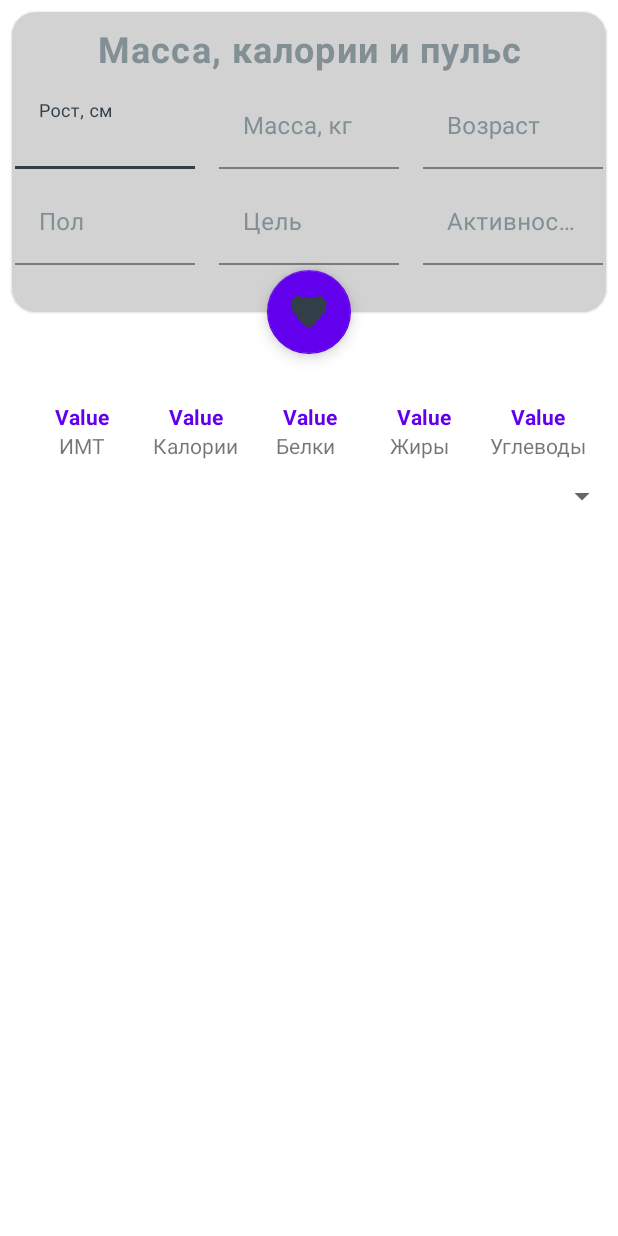
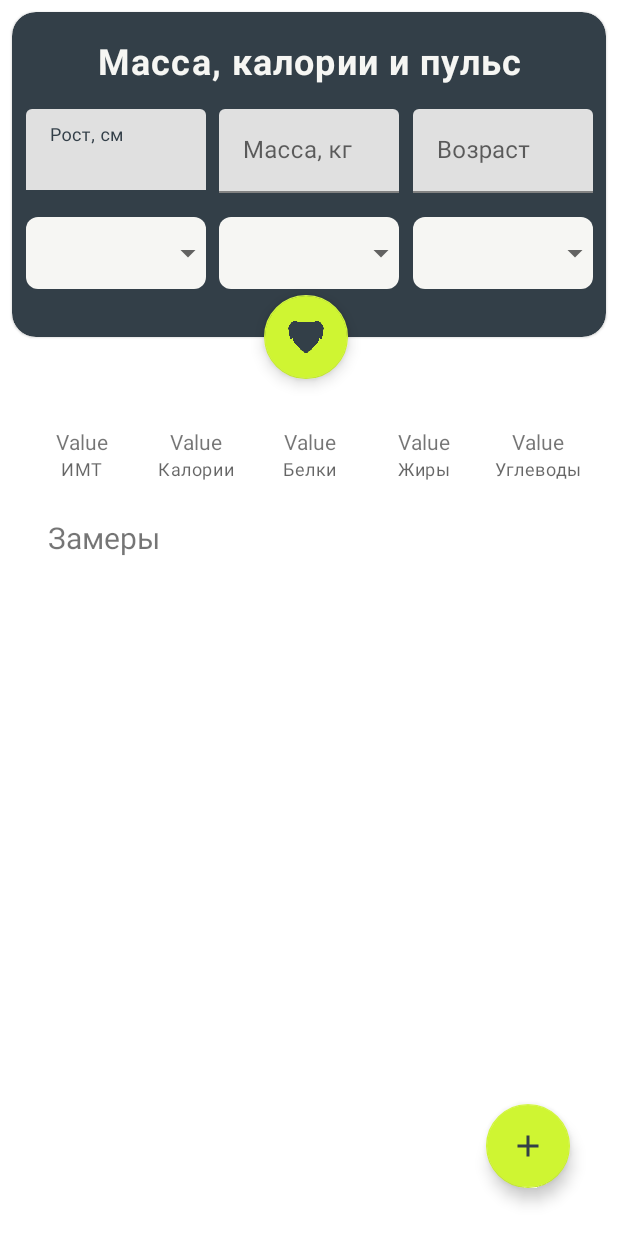
Before and after one commit to extode/FitnessAndFinance, an Android app: the layout fragment_fitness_calc.xml on its own in the app's theme, with its tools: preview values and no code run, on a phone screen of 412 x 824 dp. Run offline under Robolectric (Android 15) with nearby library versions, the light colour scheme and no system bars.

Commit message:
Added calculator

```diff
--- /dev/null
+++ b/app/src/main/java/com/compilinghappen/fitnessandfinance/fitness/FitnessCalcFragment.kt
@@ -0,0 +1,94 @@
+package com.compilinghappen.fitnessandfinance.fitness
+
+import android.os.Bundle
+import android.view.LayoutInflater
+import android.view.View
+import android.view.ViewGroup
+import android.widget.ArrayAdapter
+import androidx.fragment.app.Fragment
+import com.compilinghappen.fitnessandfinance.R
+import com.compilinghappen.fitnessandfinance.databinding.FragmentFitnessCalcBinding
+
+class FitnessCalcFragment : Fragment() {
+
+    override fun onCreateView(
+        inflater: LayoutInflater, container: ViewGroup?,
+        savedInstanceState: Bundle?
+    ): View? {
+
+        val binding = FragmentFitnessCalcBinding.inflate(inflater, container, false)
+
+        val sexItems = listOf<String>("Мужской", "Женский")
+        val sexAdapter = ArrayAdapter(requireContext(), R.layout.support_simple_spinner_dropdown_item, sexItems)
+        binding.sexField.adapter = sexAdapter
+
+        val activeItems = listOf<String>("Сидячий образ жизни", "Лёгкая (1-3 раза в неделю)", "Средняя (3-5 раз в неделю)", "Высокая (6-7 раз в неделю)", "Экстремальная (больше 1 раза в день)")
+        val activeAdapter = ArrayAdapter(requireContext(), R.layout.support_simple_spinner_dropdown_item, activeItems)
+        binding.activeField.adapter = activeAdapter
+
+        val targetItems = listOf<String>("Сбросить вес", "Поддерживать форму", "Набрать вес")
+        val targetAdapter = ArrayAdapter(requireContext(), R.layout.support_simple_spinner_dropdown_item, targetItems)
+        binding.targetField.adapter = targetAdapter
+
+
+        binding.floatingButton.setOnClickListener(){
+            val mass:Double = binding.massValue.text.toString().toDouble()
+            val height:Double = binding.heightValue.text.toString().toDouble()
+            val age:Int = binding.ageValue.text.toString().toInt()
+            val sex:String = binding.sexField.selectedItem.toString()
+            val target:String = binding.targetField.selectedItem.toString()
+            val active:String = binding.activeField.selectedItem.toString()
+            var imb = 0.0
+            var ccal = 0
+            var protein = 0
+            var fats = 0
+            var carbs = 0
+            var activeChange = 0.0
+            var massChange = 0.0
+            val activeId:Int = binding.activeField.selectedItemId.toInt()
+            val sexId:Int = binding.sexField.selectedItemId.toInt()
+            val targetInt = binding.targetField.selectedItemId.toInt()
+
+            when (activeId){
+                0 -> activeChange = 1.2
+                1 -> activeChange = 1.375
+                2 -> activeChange = 1.55
+                3 -> activeChange = 1.725
+                4 -> activeChange = 1.9
+            }
+
+            when (targetInt) {
+                0 -> massChange = mass / (0.45 * 4)
+                1 -> massChange = mass
+                2 -> {
+                    massChange = mass
+                    ccal = 467
+                }
+            }
+
+            when (sexId) {
+                0 -> {
+                    imb = mass/(height * height) * 10000
+                    ccal += ((88.36 + (13.4 * massChange) + (4.8 * height) - (5.7 * age)) * activeChange).toInt()
+                    protein = ((ccal * 0.3) / 4).toInt()
+                    fats = ((ccal * 0.3) / 9).toInt()
+                    carbs = ((ccal * 0.4) / 4).toInt()
+                }
+                1 -> {
+                    imb = mass/(height * height) * 10000
+                    ccal += ((447.6 + (9.2 * massChange) + (3.1 * height) - (4.3 * age)) * activeChange).toInt()
+                    protein = ((ccal * 0.3) / 4).toInt()
+                    fats = ((ccal * 0.3) / 9).toInt()
+                    carbs = ((ccal * 0.4) / 4).toInt()
+                }
+            }
+            binding.indexMassBodyValue.text = ("%.2f".format(imb))
+            binding.ccalValue.text = ccal.toString()
+            binding.proteinValue.text = protein.toString()
+            binding.fatsValue.text = fats.toString()
+            binding.carbsValue.text = carbs.toString()
+        }
+
+        return binding.root
+    }
+}
--- a/app/src/main/java/com/compilinghappen/fitnessandfinance/fitness/FitnessFragment.kt
+++ b/app/src/main/java/com/compilinghappen/fitnessandfinance/fitness/FitnessFragment.kt
@@ -5,7 +5,9 @@ import android.view.LayoutInflater
 import android.view.View
 import android.view.ViewGroup
 import androidx.fragment.app.Fragment
+import androidx.navigation.fragment.findNavController
 import com.compilinghappen.fitnessandfinance.R
+import com.compilinghappen.fitnessandfinance.databinding.FragmentFitnessBinding
 
 class FitnessFragment : Fragment() {
 
@@ -14,7 +16,15 @@ class FitnessFragment : Fragment() {
         container: ViewGroup?,
         savedInstanceState: Bundle?
     ): View? {
-        return inflater.inflate(R.layout.fragment_fitness, container, false)
+        val binding = FragmentFitnessBinding.inflate(inflater, container, false);
+
+        binding.calcCardView.setOnClickListener {
+            findNavController().navigate(
+                FitnessFragmentDirections.actionFitnessFragmentToFitnessCalcFragment()
+            )
+        }
+
+        return binding.root
     }
 
 }
--- /dev/null
+++ b/app/src/main/res/drawable/ic_arrow_down.xml
@@ -0,0 +1,10 @@
+<vector xmlns:android="http://schemas.android.com/apk/res/android"
+    android:width="24dp"
+    android:height="24dp"
+    android:viewportWidth="24"
+    android:viewportHeight="24"
+    android:tint="?attr/colorControlNormal">
+  <path
+      android:fillColor="@android:color/white"
+      android:pathData="M7,10l5,5 5,-5z"/>
+</vector>
--- /dev/null
+++ b/app/src/main/res/drawable/speen_bg.xml
@@ -0,0 +1,16 @@
+<?xml version="1.0" encoding="utf-8"?>
+<selector xmlns:android="http://schemas.android.com/apk/res/android">
+    <item>
+        <layer-list>
+            <item>
+                <shape>
+                    <solid android:color="?colorPrimaryVariant"/>
+                    <corners android:radius="8dp"/>
+                    <padding android:left="8dp"/>
+                </shape>
+            </item>
+
+            <item android:gravity="end|center_vertical" android:drawable="@drawable/ic_arrow_down" />
+        </layer-list>
+    </item>
+</selector>
--- a/app/src/main/res/layout/fragment_fitness_calc.xml
+++ b/app/src/main/res/layout/fragment_fitness_calc.xml
@@ -7,28 +7,13 @@
     android:layout_height="match_parent"
     tools:context=".fitness.FitnessCalcFragment">
 
-    <androidx.appcompat.widget.AppCompatSpinner
-        android:id="@+id/textField"
-        style="@style/Widget.MaterialComponents.TextInputLayout.FilledBox.ExposedDropdownMenu"
-        android:layout_width="match_parent"
-        android:layout_height="wrap_content"
-        android:hint="Пол"
-        android:minHeight="48dp"
-        app:layout_constraintEnd_toEndOf="parent"
-        app:layout_constraintStart_toStartOf="parent"
-        app:layout_constraintTop_toBottomOf="@+id/proteinTextView"
-        tools:ignore="SpeakableTextPresentCheck">
-
-    </androidx.appcompat.widget.AppCompatSpinner>
-
     <androidx.cardview.widget.CardView
         android:id="@+id/cardView2"
         android:layout_width="0dp"
-        android:layout_height="200dp"
+        android:layout_height="wrap_content"
         android:layout_marginStart="8dp"
         android:layout_marginTop="8dp"
         android:layout_marginEnd="8dp"
-        app:cardBackgroundColor="#D2D2D2"
         app:cardCornerRadius="16dp"
         app:layout_constraintEnd_toEndOf="parent"
         app:layout_constraintStart_toStartOf="parent"
@@ -36,18 +21,16 @@
 
         <androidx.constraintlayout.widget.ConstraintLayout
             android:layout_width="match_parent"
-            android:layout_height="match_parent"
+            android:layout_height="wrap_content"
             android:clickable="false">
 
             <TextView
                 android:id="@+id/textView8"
                 android:layout_width="wrap_content"
                 android:layout_height="wrap_content"
-                android:layout_marginTop="8dp"
+                android:layout_marginTop="16dp"
                 android:text="Масса, калории и пульс"
                 android:textAppearance="@style/TextAppearance.FitnessNFinance.CardView.Heading"
-                android:textColor="#828F94"
-                android:textStyle="bold"
                 app:layout_constraintEnd_toEndOf="parent"
                 app:layout_constraintStart_toStartOf="parent"
                 app:layout_constraintTop_toTopOf="parent" />
@@ -56,10 +39,8 @@
                 android:id="@+id/heightTextView"
                 android:layout_width="120dp"
                 android:layout_height="wrap_content"
-                android:layout_marginStart="8dp"
-                android:layout_marginTop="8dp"
+                android:layout_marginTop="16dp"
                 android:hint="Рост, см"
-                android:textColorHint="#828F94"
                 app:layout_constraintEnd_toStartOf="@+id/massTextView"
                 app:layout_constraintHorizontal_bias="0.5"
                 app:layout_constraintStart_toStartOf="parent"
@@ -69,7 +50,6 @@
                     android:id="@+id/heightValue"
                     android:layout_width="match_parent"
                     android:layout_height="wrap_content"
-                    android:background="#D2D2D2"
                     android:numeric="decimal" />
 
             </com.google.android.material.textfield.TextInputLayout>
@@ -78,20 +58,16 @@
                 android:id="@+id/massTextView"
                 android:layout_width="120dp"
                 android:layout_height="wrap_content"
-                android:layout_marginStart="16dp"
-                android:layout_marginTop="8dp"
                 android:hint="Масса, кг"
-                android:textColorHint="#828F94"
                 app:layout_constraintEnd_toStartOf="@+id/ageTextView"
                 app:layout_constraintHorizontal_bias="0.5"
                 app:layout_constraintStart_toEndOf="@+id/heightTextView"
-                app:layout_constraintTop_toBottomOf="@+id/textView8">
+                app:layout_constraintTop_toTopOf="@+id/heightTextView">
 
                 <com.google.android.material.textfield.TextInputEditText
                     android:id="@+id/massValue"
                     android:layout_width="match_parent"
                     android:layout_height="wrap_content"
-                    android:background="#D2D2D2"
                     android:numeric="decimal" />
 
             </com.google.android.material.textfield.TextInputLayout>
@@ -100,88 +76,73 @@
                 android:id="@+id/ageTextView"
                 android:layout_width="120dp"
                 android:layout_height="wrap_content"
-                android:layout_marginStart="16dp"
-                android:layout_marginTop="8dp"
-                android:layout_marginEnd="8dp"
                 android:hint="Возраст"
-                android:textColorHint="#828F94"
                 app:layout_constraintEnd_toEndOf="parent"
                 app:layout_constraintHorizontal_bias="0.5"
                 app:layout_constraintStart_toEndOf="@+id/massTextView"
-                app:layout_constraintTop_toBottomOf="@+id/textView8">
+                app:layout_constraintTop_toTopOf="@+id/massTextView">
 
                 <com.google.android.material.textfield.TextInputEditText
                     android:id="@+id/ageValue"
                     android:layout_width="match_parent"
                     android:layout_height="wrap_content"
-                    android:background="#D2D2D2"
                     android:numeric="signed|decimal" />
 
             </com.google.android.material.textfield.TextInputLayout>
 
-            <com.google.android.material.textfield.TextInputLayout
-                android:id="@+id/sexTextView"
+            <androidx.appcompat.widget.AppCompatSpinner
+                android:id="@+id/sexField"
+                style="@style/Widget.MaterialComponents.TextInputLayout.FilledBox.ExposedDropdownMenu"
                 android:layout_width="120dp"
-                android:layout_height="wrap_content"
-                android:layout_marginStart="8dp"
-                android:layout_marginTop="8dp"
+                android:layout_height="48dp"
+                android:layout_marginTop="16dp"
+                android:background="@drawable/speen_bg"
                 android:hint="Пол"
-                android:textColorHint="#828F94"
-                app:layout_constraintEnd_toStartOf="@+id/targetTextView"
+                android:spinnerMode="dropdown"
+                app:layout_constraintEnd_toStartOf="@+id/targetField"
                 app:layout_constraintHorizontal_bias="0.5"
                 app:layout_constraintStart_toStartOf="parent"
-                app:layout_constraintTop_toBottomOf="@+id/heightTextView">
+                app:layout_constraintTop_toBottomOf="@+id/heightTextView"
+                tools:ignore="SpeakableTextPresentCheck">
 
-                <com.google.android.material.textfield.TextInputEditText
-                    android:id="@+id/sexValue"
-                    android:layout_width="match_parent"
-                    android:layout_height="wrap_content"
-                    android:background="#D2D2D2" />
+            </androidx.appcompat.widget.AppCompatSpinner>
 
-            </com.google.android.material.textfield.TextInputLayout>
+            <androidx.appcompat.widget.AppCompatSpinner
+                android:id="@+id/targetField"
+                style="@style/Widget.MaterialComponents.TextInputLayout.FilledBox.ExposedDropdownMenu"
+                android:layout_width="120dp"
+                android:layout_height="48dp"
+                android:layout_marginTop="16dp"
+                android:layout_marginBottom="32dp"
+                android:background="@drawable/speen_bg"
+                android:hint="Цель"
+                android:spinnerMode="dropdown"
+                app:layout_constraintBottom_toBottomOf="parent"
+                app:layout_constraintEnd_toEndOf="@+id/ageTextView"
+                app:layout_constraintEnd_toStartOf="@+id/activeField"
+                app:layout_constraintHorizontal_bias="0.5"
+                app:layout_constraintStart_toEndOf="@+id/sexField"
+                app:layout_constraintTop_toBottomOf="@+id/massTextView"
+                tools:ignore="SpeakableTextPresentCheck">
 
-            <com.google.android.material.textfield.TextInputLayout
-                android:id="@+id/targetTextView"
+            </androidx.appcompat.widget.AppCompatSpinner>
+
+            <androidx.appcompat.widget.AppCompatSpinner
+                android:id="@+id/activeField"
+                style="@style/Widget.MaterialComponents.TextInputLayout.FilledBox.ExposedDropdownMenu"
                 android:layout_width="120dp"
-                android:layout_height="wrap_content"
-                android:layout_marginStart="16dp"
-                android:layout_marginTop="8dp"
-                android:hint="Цель"
-                android:textColorHint="#828F94"
-                app:layout_constraintEnd_toStartOf="@+id/activeTextView"
-                app:layout_constraintHorizontal_bias="0.5"
-                app:layout_constraintStart_toEndOf="@+id/sexTextView"
-                app:layout_constraintTop_toBottomOf="@+id/massTextView">
-
-                <com.google.android.material.textfield.TextInputEditText
-                    android:id="@+id/targetValue"
-                    android:layout_width="match_parent"
-                    android:layout_height="wrap_content"
-                    android:background="#D2D2D2" />
-
-            </com.google.android.material.textfield.TextInputLayout>
-
-            <com.google.android.material.textfield.TextInputLayout
-                android:id="@+id/activeTextView"
-                android:layout_width="120dp"
-                android:layout_height="wrap_content"
-                android:layout_marginStart="16dp"
-                android:layout_marginTop="8dp"
-                android:layout_marginEnd="8dp"
+                android:layout_height="48dp"
+                android:layout_marginTop="16dp"
+                android:background="@drawable/speen_bg"
                 android:hint="Активность"
-                android:textColorHint="#828F94"
+                android:spinnerMode="dropdown"
                 app:layout_constraintEnd_toEndOf="parent"
                 app:layout_constraintHorizontal_bias="0.5"
-                app:layout_constraintStart_toEndOf="@+id/targetTextView"
-                app:layout_constraintTop_toBottomOf="@+id/ageTextView">
+                app:layout_constraintStart_toEndOf="@+id/targetField"
+                app:layout_constraintTop_toBottomOf="@+id/ageTextView"
+                tools:ignore="SpeakableTextPresentCheck">
 
-                <com.google.android.material.textfield.TextInputEditText
-                    android:id="@+id/activeValue"
-                    android:layout_width="match_parent"
-                    android:layout_height="wrap_content"
-                    android:background="#D2D2D2" />
-
-            </com.google.android.material.textfield.TextInputLayout>
+            </androidx.appcompat.widget.AppCompatSpinner>
 
         </androidx.constraintlayout.widget.ConstraintLayout>
 
@@ -191,12 +152,23 @@
         android:id="@+id/floatingButton"
         android:layout_width="wrap_content"
         android:layout_height="wrap_content"
-        app:backgroundTint="#FF6200EE"
         app:layout_constraintBottom_toBottomOf="@+id/cardView2"
         app:layout_constraintEnd_toEndOf="parent"
+        app:layout_constraintHorizontal_bias="0.495"
         app:layout_constraintStart_toStartOf="parent"
         app:layout_constraintTop_toBottomOf="@+id/cardView2"
         app:srcCompat="@drawable/dog"
+        tools:ignore="SpeakableTextPresentCheck" />
+
+    <com.google.android.material.floatingactionbutton.FloatingActionButton
+        android:id="@+id/floatingButton2"
+        android:layout_width="wrap_content"
+        android:layout_height="wrap_content"
+        android:layout_marginEnd="32dp"
+        android:layout_marginBottom="32dp"
+        app:layout_constraintBottom_toBottomOf="parent"
+        app:layout_constraintEnd_toEndOf="parent"
+        app:srcCompat="@drawable/ic_baseline_add_24"
         tools:ignore="SpeakableTextPresentCheck" />
 
     <TextView
@@ -207,8 +179,6 @@
         android:layout_marginTop="32dp"
         android:text="Value"
         android:textAlignment="center"
-        android:textColor="#6200EE"
-        android:textStyle="bold"
         app:layout_constraintEnd_toStartOf="@+id/ccalValue"
         app:layout_constraintHorizontal_bias="0.5"
         app:layout_constraintStart_toStartOf="parent"
@@ -220,7 +190,9 @@
         android:layout_height="wrap_content"
         android:text="ИМТ"
         android:textAlignment="center"
+        android:textAppearance="@style/TextAppearance.MaterialComponents.Caption"
         app:layout_constraintEnd_toEndOf="@+id/indexMassBodyValue"
+        app:layout_constraintHorizontal_bias="0.5"
         app:layout_constraintStart_toStartOf="@+id/indexMassBodyValue"
         app:layout_constraintTop_toBottomOf="@+id/indexMassBodyValue" />
 
@@ -232,8 +204,6 @@
         android:layout_marginTop="32dp"
         android:text="Value"
         android:textAlignment="center"
-        android:textColor="#6200EE"
-        android:textStyle="bold"
         app:layout_constraintEnd_toStartOf="@+id/proteinValue"
         app:layout_constraintHorizontal_bias="0.5"
         app:layout_constraintStart_toEndOf="@+id/indexMassBodyValue"
@@ -245,7 +215,9 @@
         android:layout_height="wrap_content"
         android:text="Калории"
         android:textAlignment="center"
+        android:textAppearance="@style/TextAppearance.MaterialComponents.Caption"
         app:layout_constraintEnd_toEndOf="@+id/ccalValue"
+        app:layout_constraintHorizontal_bias="0.5"
         app:layout_constraintStart_toStartOf="@+id/ccalValue"
         app:layout_constraintTop_toBottomOf="@+id/ccalValue" />
 
@@ -253,12 +225,12 @@
         android:id="@+id/proteinTextView"
         android:layout_width="60dp"
         android:layout_height="wrap_content"
-        android:layout_marginStart="16dp"
         android:text="Белки"
         android:textAlignment="center"
-        app:layout_constraintEnd_toStartOf="@+id/fatsTextView"
+        android:textAppearance="@style/TextAppearance.MaterialComponents.Caption"
+        app:layout_constraintEnd_toEndOf="@+id/proteinValue"
         app:layout_constraintHorizontal_bias="0.5"
-        app:layout_constraintStart_toEndOf="@+id/ccalTextView"
+        app:layout_constraintStart_toStartOf="@+id/proteinValue"
         app:layout_constraintTop_toBottomOf="@+id/proteinValue" />
 
     <TextView
@@ -269,8 +241,6 @@
         android:layout_marginTop="32dp"
         android:text="Value"
         android:textAlignment="center"
-        android:textColor="#6200EE"
-        android:textStyle="bold"
         app:layout_constraintEnd_toStartOf="@+id/fatsValue"
         app:layout_constraintHorizontal_bias="0.5"
         app:layout_constraintStart_toEndOf="@+id/ccalValue"
@@ -280,12 +250,12 @@
         android:id="@+id/fatsTextView"
         android:layout_width="60dp"
         android:layout_height="wrap_content"
-        android:layout_marginStart="16dp"
         android:text="Жиры"
         android:textAlignment="center"
-        app:layout_constraintEnd_toStartOf="@+id/carbsTextView2"
+        android:textAppearance="@style/TextAppearance.MaterialComponents.Caption"
+        app:layout_constraintEnd_toEndOf="@+id/fatsValue"
         app:layout_constraintHorizontal_bias="0.5"
-        app:layout_constraintStart_toEndOf="@+id/proteinTextView"
+        app:layout_constraintStart_toStartOf="@+id/fatsValue"
         app:layout_constraintTop_toBottomOf="@+id/fatsValue" />
 
     <TextView
@@ -296,8 +266,6 @@
         android:layout_marginTop="32dp"
         android:text="Value"
         android:textAlignment="center"
-        android:textColor="#6200EE"
-        android:textStyle="bold"
         app:layout_constraintEnd_toStartOf="@+id/carbsValue"
         app:layout_constraintHorizontal_bias="0.5"
         app:layout_constraintStart_toEndOf="@+id/proteinValue"
@@ -307,13 +275,13 @@
         android:id="@+id/carbsTextView2"
         android:layout_width="65dp"
         android:layout_height="wrap_content"
-        android:layout_marginStart="16dp"
         android:layout_marginEnd="24dp"
         android:text="Углеводы"
         android:textAlignment="center"
-        app:layout_constraintEnd_toEndOf="parent"
-        app:layout_constraintHorizontal_bias="0.5"
-        app:layout_constraintStart_toEndOf="@+id/fatsTextView"
+        android:textAppearance="@style/TextAppearance.MaterialComponents.Caption"
+        app:layout_constraintEnd_toEndOf="@+id/carbsValue"
+        app:layout_constraintHorizontal_bias="0.068"
+        app:layout_constraintStart_toStartOf="@+id/carbsValue"
         app:layout_constraintTop_toBottomOf="@+id/carbsValue" />
 
     <TextView
@@ -324,11 +292,20 @@
         android:layout_marginEnd="24dp"
         android:text="Value"
         android:textAlignment="center"
-        android:textColor="#6200EE"
-        android:textStyle="bold"
         app:layout_constraintEnd_toEndOf="parent"
         app:layout_constraintHorizontal_bias="0.5"
         app:layout_constraintStart_toEndOf="@+id/fatsValue"
         app:layout_constraintTop_toTopOf="@+id/proteinValue" />
 
+    <TextView
+        android:id="@+id/textView7"
+        android:layout_width="wrap_content"
+        android:layout_height="wrap_content"
+        android:layout_marginStart="32dp"
+        android:layout_marginTop="24dp"
+        android:text="Замеры"
+        android:textSize="20dp"
+        app:layout_constraintStart_toStartOf="parent"
+        app:layout_constraintTop_toBottomOf="@+id/indexMassBodyTexvView" />
+
 </androidx.constraintlayout.widget.ConstraintLayout>
--- a/app/src/main/res/navigation/nav_graph.xml
+++ b/app/src/main/res/navigation/nav_graph.xml
@@ -49,5 +49,14 @@
         android:id="@+id/fitnessFragment"
         android:name="com.compilinghappen.fitnessandfinance.fitness.FitnessFragment"
         android:label="Фитнес"
-        tools:layout="@layout/fragment_fitness" />
+        tools:layout="@layout/fragment_fitness" >
+        <action
+            android:id="@+id/action_fitnessFragment_to_fitnessCalcFragment"
+            app:destination="@id/fitnessCalcFragment" />
+    </fragment>
+    <fragment
+        android:id="@+id/fitnessCalcFragment"
+        android:name="com.compilinghappen.fitnessandfinance.fitness.FitnessCalcFragment"
+        android:label="Калькулятор"
+        tools:layout="@layout/fragment_fitness_calc" />
 </navigation>
--- a/app/src/main/res/values-night/themes.xml
+++ b/app/src/main/res/values-night/themes.xml
@@ -3,7 +3,7 @@
     <style name="Theme.Fitnessandfinance" parent="Theme.MaterialComponents.DayNight.DarkActionBar">
         <!-- Primary brand color. -->
         <item name="colorPrimary">@color/nearblack</item>
-        <item name="colorPrimaryVariant">@color/light2</item>
+        <item name="colorPrimaryVariant">@color/darkgrey</item>
         <item name="colorOnPrimary">@color/light1</item>
         <!-- Secondary brand color. -->
         <item name="colorSecondary">@color/yellow</item>
@@ -18,4 +18,6 @@
         <item name="progressBarBackgroundColor">#2DFFFFFF</item>
         <item name="progressBarForegroundColor">?colorSecondary</item>
     </style>
+
+
 </resources>
--- a/app/src/main/res/values/themes.xml
+++ b/app/src/main/res/values/themes.xml
@@ -31,7 +31,7 @@
 
     <style name="TextAppearance.FitnessNFinance.CardView.Heading" parent="TextAppearance.MaterialComponents.Body1">
         <item name="android:textSize">24sp</item>
-        <item name="android:textColor">?colorPrimaryVariant</item>
+        <item name="android:textColor">@color/light1</item>
         <item name="android:textStyle">bold</item>
     </style>
 
```
Also changed, not shown: 1 other file.
